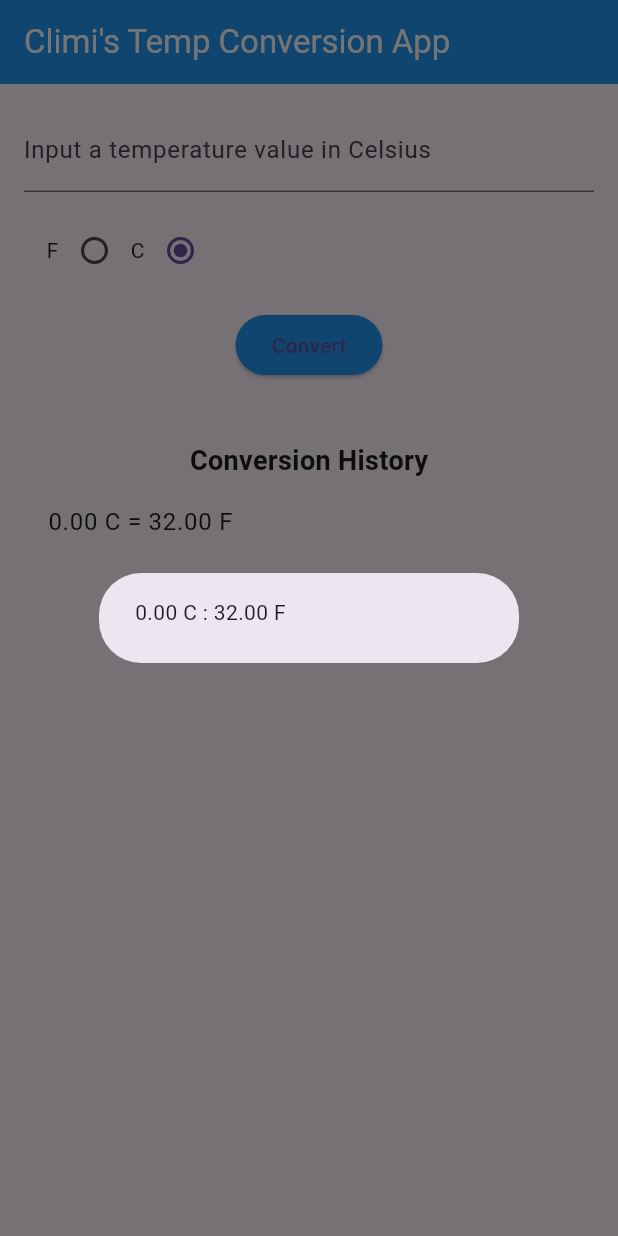
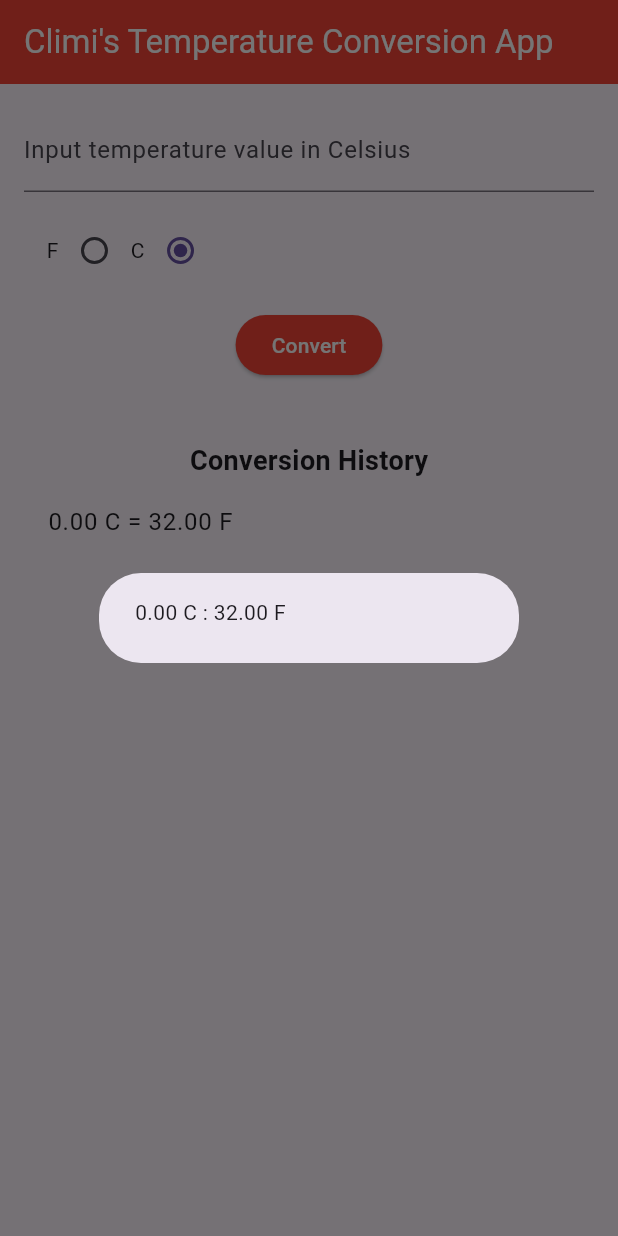
Before and after one commit to eadewusic/Flutter-Projects, a Flutter app: the screen it shows after launch, after a tap on "Convert", on a phone screen of 412 x 824 dp. Run offline on Flutter 3.47's test engine with Material 3 defaults, Android fonts, the phone set to English and light mode, and no system bars.

Commit message:
adjust code

```diff
--- a/temp_conversion/lib/main.dart
+++ b/temp_conversion/lib/main.dart
@@ -7,7 +7,7 @@ class MyApp extends StatelessWidget {
   Widget build(BuildContext context) {
     return MaterialApp(
       theme: ThemeData(
-        primarySwatch: Colors.blue, // Using MaterialColor
+        primarySwatch: Colors.red, // Using crimson color as primary theme
       ),
       home: TempApp(),
     );
@@ -20,58 +20,61 @@ class TempApp extends StatefulWidget {
 }
 
 class TempState extends State<TempApp> {
-  double input = 0.0; // Initialized with 0.0
-  double output = 0.0; // Initialized with 0.0
-  bool fOrC = true; // Initialized with true for Celsius by default
+  double input = 0.0; // Variable to hold the input temperature
+  double output = 0.0; // Variable to hold the converted temperature
+  bool fOrC = true; // Variable to track if the input is in Celsius or Fahrenheit
   List<String> conversionHistory = []; // List to store conversion history
 
   @override
   Widget build(BuildContext context) {
+    // TextField for user input
     TextField inputField = TextField(
       keyboardType: TextInputType.number,
       onChanged: (str) {
         try {
-          input = double.parse(str);
+          input = double.parse(str); // Parse the input string to double
         } catch (e) {
           input = 0.0; // Handle invalid input
         }
       },
       decoration: InputDecoration(
         labelText:
-            "Input a temperature value in ${fOrC == false ? "Fahrenheit" : "Celsius"}",
+            "Input temperature value in ${fOrC == false ? "Fahrenheit" : "Celsius"}", // Dynamic label based on selected unit
       ),
       textAlign: TextAlign.center,
     );
 
+    // AppBar for the application
     AppBar appBar = AppBar(
-      title: Text(
-        "Climi's Temp Conversion App",
-        style: TextStyle(color: Colors.white), // Set title text color
+      title: const Text(
+        "Climi's Temperature Conversion App", // Title of the app
+        style: TextStyle(color: Colors.white), // Set title text color to white
       ),
-      backgroundColor: Colors.blue, // Brighter app bar background color
+      backgroundColor: Colors.red, // Crimson app bar background color
     );
 
+    // Container for temperature unit switch
     Container tempSwitch = Container(
-      padding: EdgeInsets.all(15.0),
+      padding: const EdgeInsets.all(15.0),
       child: Row(
         children: <Widget>[
-          Text("F"),
+          const Text("F"), // Fahrenheit label
           Radio<bool>(
             groupValue: fOrC,
-            value: false,
+            value: false, // Radio button for Fahrenheit
             onChanged: (v) {
               setState(() {
-                fOrC = v ?? false; // Default to false if null
+                fOrC = v ?? false; // Update the unit selection
               });
             },
           ),
-          Text("C"),
+          const Text("C"), // Celsius label
           Radio<bool>(
             groupValue: fOrC,
-            value: true,
+            value: true, // Radio button for Celsius
             onChanged: (v) {
               setState(() {
-                fOrC = v ?? true; // Default to true if null
+                fOrC = v ?? true; // Update the unit selection
               });
             },
           ),
@@ -79,35 +82,38 @@ class TempState extends State<TempApp> {
       ),
     );
 
+    // Container for the conversion button
     Container calcBtn = Container(
       child: ElevatedButton(
         style: ElevatedButton.styleFrom(
-          backgroundColor: Colors.blue, // Brighter button color
+          backgroundColor: Colors.red, // Crimson button color
+          foregroundColor: Colors.white, // Set button text color to white
         ),
-        child: Text("Convert"),
+        child: const Text("Convert"), // Button text
         onPressed: () {
           setState(() {
-            // Perform the conversion
+            // Perform the temperature conversion
             if (fOrC == false) {
-              output = (input - 32) * (5 / 9); // Fahrenheit to Celsius
+              output = (input - 32) * (5 / 9); // Convert Fahrenheit to Celsius
               conversionHistory.add(
-                  "${input.toStringAsFixed(2)} F = ${output.toStringAsFixed(2)} C");
+                  "${input.toStringAsFixed(2)} F = ${output.toStringAsFixed(2)} C"); // Log conversion history
             } else {
-              output = (input * 9 / 5) + 32; // Celsius to Fahrenheit
+              output = (input * 9 / 5) + 32; // Convert Celsius to Fahrenheit
               conversionHistory.add(
-                  "${input.toStringAsFixed(2)} C = ${output.toStringAsFixed(2)} F");
+                  "${input.toStringAsFixed(2)} C = ${output.toStringAsFixed(2)} F"); // Log conversion history
             }
           });
 
+          // AlertDialog to show the conversion result
           AlertDialog dialog = AlertDialog(
             content: fOrC == false
                 ? Text(
-                    "${input.toStringAsFixed(2)} F : ${output.toStringAsFixed(2)} C")
+                    "${input.toStringAsFixed(2)} F : ${output.toStringAsFixed(2)} C") // Display conversion result for Fahrenheit
                 : Text(
-                    "${input.toStringAsFixed(2)} C : ${output.toStringAsFixed(2)} F"),
+                    "${input.toStringAsFixed(2)} C : ${output.toStringAsFixed(2)} F"), // Display conversion result for Celsius
           );
 
-          // Use builder instead of child for showDialog
+          // Show the dialog
           showDialog(
             context: context,
             builder: (BuildContext context) {
@@ -121,24 +127,24 @@ class TempState extends State<TempApp> {
     return Scaffold(
       appBar: appBar,
       body: Container(
-        padding: EdgeInsets.all(16.0),
+        padding: const EdgeInsets.all(16.0),
         child: Column(
           children: <Widget>[
-            inputField,
-            tempSwitch,
-            calcBtn,
-            SizedBox(height: 20), // Space between the button and the list
-            SizedBox(height: 20), // Additional space before the title
-            Text(
+            inputField, // Input field for temperature
+            tempSwitch, // Temperature unit switch
+            calcBtn, // Conversion button
+            const SizedBox(height: 20), // Space between the button and the list
+            const SizedBox(height: 20), // Additional space before the title
+            const Text(
               'Conversion History',
               style: TextStyle(fontSize: 18, fontWeight: FontWeight.bold),
             ),
             Expanded(
               child: ListView.builder(
-                itemCount: conversionHistory.length,
+                itemCount: conversionHistory.length, // Number of items in history
                 itemBuilder: (context, index) {
                   return ListTile(
-                    title: Text(conversionHistory[index]),
+                    title: Text(conversionHistory[index]), // Display each conversion history item
                   );
                 },
               ),
```
